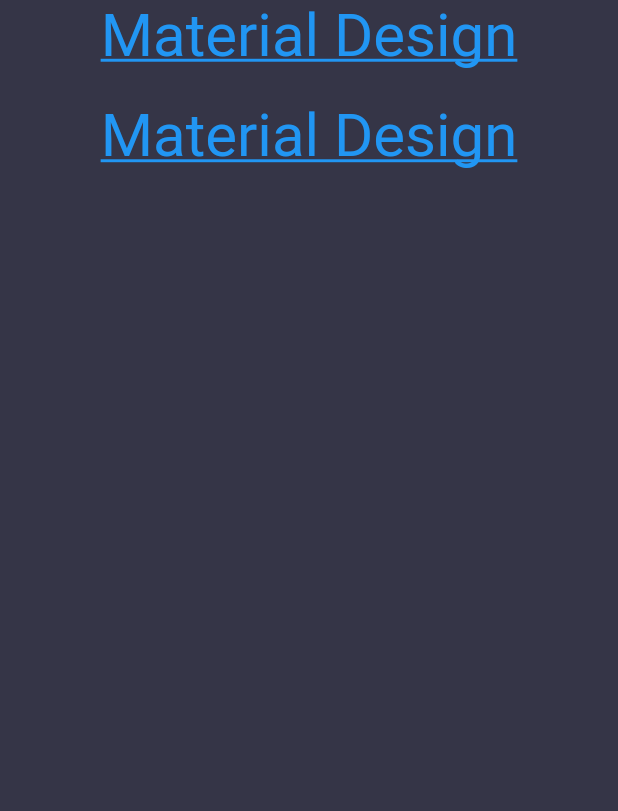
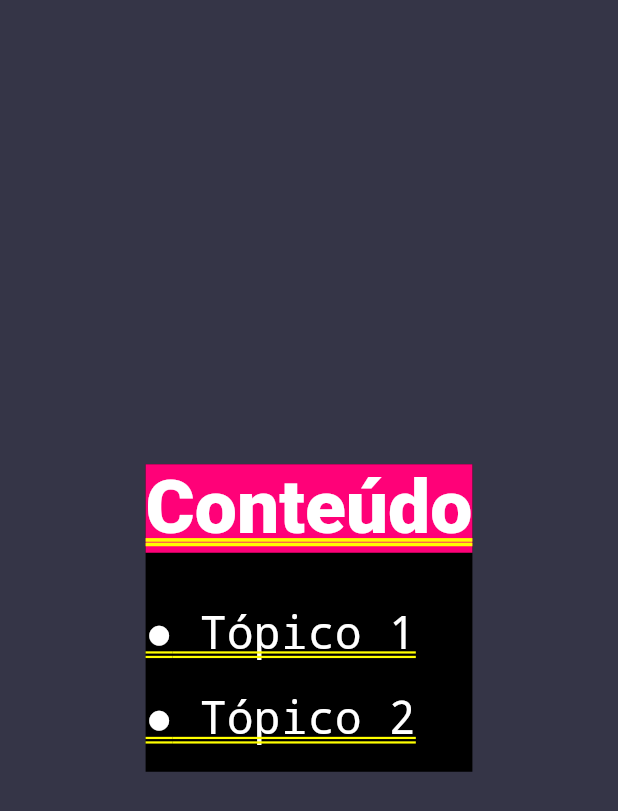
Before and after one commit to daniloapr/flutter_presentation, a Flutter app: the screen it shows after launch, on a phone screen of 412 x 824 dp. Shown: the top 811 px of the screen. Run offline on Flutter 3.47's test engine with Material 2 defaults, Android fonts, the phone set to English and light mode, and no system bars; Roboto replaces fonts that are missing (montserrat); project files that could hold a hidden picture were left out.

Commit message:
no changes

```diff
--- a/lib/components/topic_list.dart
+++ b/lib/components/topic_list.dart
@@ -1,3 +1,4 @@
+import 'package:aula01/res/colors.dart';
 import 'package:flutter/material.dart';
 import 'package:flutter/widgets.dart';
 
@@ -7,7 +8,7 @@
   final String title;
   final List<String> list;
 
-  const TopicList(this.title, this.list);
+  const TopicList({@required this.title, @required this.list});
 
   @override
   Widget build(BuildContext context) {
@@ -31,7 +32,7 @@
         padding: const EdgeInsets.only(bottom: 32),
         child: BoxedText(
           text: title,
-          color: Colors.pink,
+          color: AppColors.pink,
         ),
       )
     ];
--- a/lib/pages/intro_page.dart
+++ b/lib/pages/intro_page.dart
@@ -1,5 +1,6 @@
 import 'package:aula01/components/dark_container.dart';
 import 'package:aula01/components/text_link.dart';
+import 'package:aula01/components/topic_list.dart';
 import 'package:flutter/material.dart';
 
 ///Introduction
@@ -8,18 +9,9 @@
   Widget build(BuildContext context) {
     return DarkContainer(
       child: Center(
-        child: Column(
-          children: <Widget>[
-            TextLink(
-              text: 'Material Design',
-              link: 'https://flutter.dev/docs/development/ui/widgets/material',
-            ),
-            SizedBox(height: 20),
-            TextLink(
-              text: 'Material Design',
-              link: 'https://flutter.dev/docs/development/ui/widgets/cupertino',
-            ),
-          ],
+        child: TopicList(
+          title: 'Conteúdo',
+          list: ['Tópico 1', 'Tópico 2'],
         ),
       ),
     );
--- a/lib/res/colors.dart
+++ b/lib/res/colors.dart
@@ -3,5 +3,5 @@
 class AppColors {
   static const black = Color(0XFF353547);
   static const pink = Color(0XFFff0178);
-  static const black = Color(0XFF353547);
+  static const blue = Color(0XFF00bffe);
 }
```
Also changed, not shown: lib/components/text_link.dart (+14 -0 lines).
